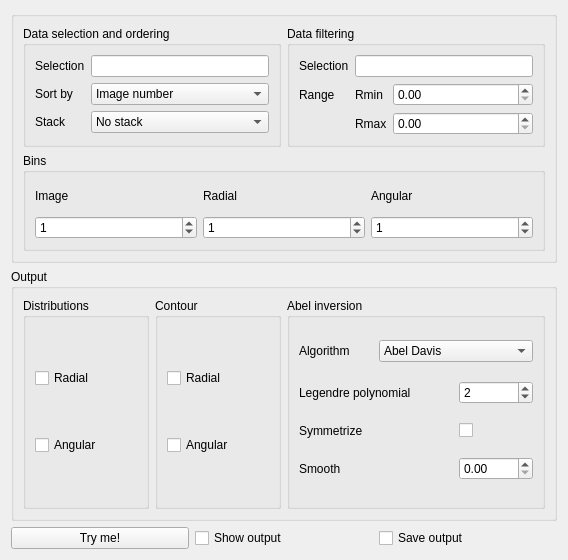
First picture: the form in VMI_toolbox.ui, repository Attolab/GUI_ToF, before the edit.
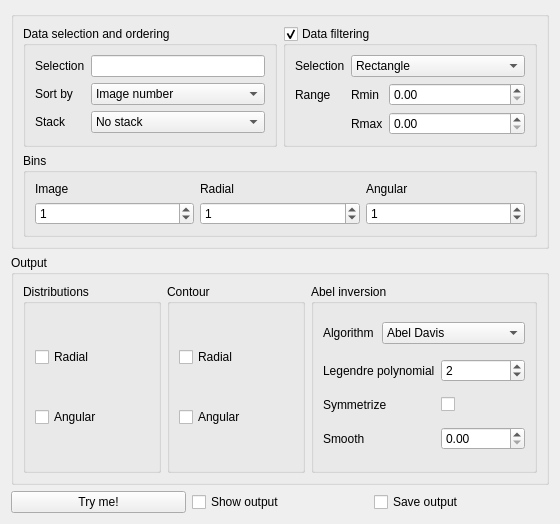
Second picture: the form after the edit.

Commit message: VMI toolbox

```diff
--- a/VMI_toolbox.ui
+++ b/VMI_toolbox.ui
@@ -6,8 +6,8 @@
    <rect>
     <x>0</x>
     <y>0</y>
-    <width>568</width>
-    <height>560</height>
+    <width>560</width>
+    <height>524</height>
    </rect>
   </property>
   <property name="sizePolicy">
@@ -18,8 +18,8 @@
   </property>
   <property name="minimumSize">
    <size>
-    <width>271</width>
-    <height>297</height>
+    <width>0</width>
+    <height>0</height>
    </size>
   </property>
   <property name="windowTitle">
@@ -29,7 +29,7 @@
    <item>
     <widget class="QGroupBox" name="groupBox_7">
      <property name="sizePolicy">
-      <sizepolicy hsizetype="Preferred" vsizetype="Minimum">
+      <sizepolicy hsizetype="Preferred" vsizetype="Preferred">
        <horstretch>0</horstretch>
        <verstretch>0</verstretch>
       </sizepolicy>
@@ -38,72 +38,79 @@
       <string/>
      </property>
      <layout class="QGridLayout" name="gridLayout_2">
-      <item row="0" column="0">
-       <widget class="QGroupBox" name="groupBox_2">
+      <item row="1" column="0" colspan="2">
+       <widget class="QGroupBox" name="groupBox_5">
         <property name="title">
-         <string>Data selection and ordering</string>
+         <string>Bins</string>
         </property>
-        <layout class="QFormLayout" name="formLayout_3">
+        <layout class="QGridLayout" name="gridLayout">
          <item row="0" column="0">
-          <widget class="QLabel" name="abel_inversion_sel_label_12">
+          <widget class="QLabel" name="imageBins_label">
            <property name="text">
-            <string>Selection</string>
+            <string>Image</string>
            </property>
           </widget>
          </item>
          <item row="0" column="1">
-          <widget class="QLineEdit" name="lineEdit"/>
+          <widget class="QLabel" name="radialBins_label">
+           <property name="text">
+            <string>Radial</string>
+           </property>
+          </widget>
+         </item>
+         <item row="0" column="2">
+          <widget class="QLabel" name="angularBins_label">
+           <property name="text">
+            <string>Angular</string>
+           </property>
+          </widget>
          </item>
          <item row="1" column="0">
-          <widget class="QLabel" name="abel_inversion_sel_label_5">
-           <property name="text">
-            <string>Sort by</string>
+          <widget class="QSpinBox" name="imageBins_spinBox">
+           <property name="sizePolicy">
+            <sizepolicy hsizetype="Expanding" vsizetype="Fixed">
+             <horstretch>0</horstretch>
+             <verstretch>0</verstretch>
+            </sizepolicy>
+           </property>
+           <property name="maximum">
+            <number>1000000000</number>
+           </property>
+           <property name="value">
+            <number>1</number>
            </property>
           </widget>
          </item>
          <item row="1" column="1">
-          <widget class="QComboBox" name="abel_inversion_sel_combobox_2">
-           <item>
-            <property name="text">
-             <string>Image number</string>
-            </property>
-           </item>
-           <item>
-            <property name="text">
-             <string>Parameter</string>
-            </property>
-           </item>
-           <item>
-            <property name="text">
-             <string>Time</string>
-            </property>
-           </item>
-          </widget>
-         </item>
-         <item row="2" column="0">
-          <widget class="QLabel" name="abel_inversion_sel_label_6">
-           <property name="text">
-            <string>Stack </string>
+          <widget class="QSpinBox" name="radialBins_spinBox">
+           <property name="sizePolicy">
+            <sizepolicy hsizetype="Expanding" vsizetype="Fixed">
+             <horstretch>0</horstretch>
+             <verstretch>0</verstretch>
+            </sizepolicy>
            </property>
+           <property name="maximum">
+            <number>1000000000</number>
+           </property>
+           <property name="value">
+            <number>1</number>
+           </property>
           </widget>
          </item>
-         <item row="2" column="1">
-          <widget class="QComboBox" name="abel_inversion_sel_combobox_3">
-           <item>
-            <property name="text">
-             <string>No stack</string>
-            </property>
-           </item>
-           <item>
-            <property name="text">
-             <string>Same parameter</string>
-            </property>
-           </item>
-           <item>
-            <property name="text">
-             <string>Stack all</string>
-            </property>
-           </item>
+         <item row="1" column="2">
+          <widget class="QSpinBox" name="angularBins_spinBox">
+           <property name="sizePolicy">
+            <sizepolicy hsizetype="Expanding" vsizetype="Fixed">
+             <horstretch>0</horstretch>
+             <verstretch>0</verstretch>
+            </sizepolicy>
+           </property>
+           <property name="maximum">
+            <number>1000000000</number>
+           </property>
+           <property name="value">
+            <number>1</number>
+           </property>
           </widget>
          </item>
         </layout>
@@ -111,112 +118,181 @@
       </item>
       <item row="0" column="1">
        <widget class="QGroupBox" name="groupBox_3">
+        <property name="enabled">
+         <bool>true</bool>
+        </property>
+        <property name="sizePolicy">
+         <sizepolicy hsizetype="Preferred" vsizetype="Preferred">
+          <horstretch>0</horstretch>
+          <verstretch>0</verstretch>
+         </sizepolicy>
+        </property>
         <property name="title">
          <string>Data filtering</string>
         </property>
+        <property name="checkable">
+         <bool>true</bool>
+        </property>
         <layout class="QFormLayout" name="formLayout_4">
          <item row="0" column="0">
-          <widget class="QLabel" name="abel_inversion_sel_label_13">
+          <widget class="QLabel" name="shapeFilter_label">
            <property name="text">
             <string>Selection</string>
            </property>
           </widget>
          </item>
-         <item row="0" column="1">
-          <widget class="QLineEdit" name="lineEdit_2"/>
-         </item>
-         <item row="1" column="0">
-          <widget class="QLabel" name="abel_inversion_sel_label_14">
+         <item row="2" column="0">
+          <widget class="QLabel" name="Range_label">
            <property name="text">
             <string>Range</string>
            </property>
           </widget>
          </item>
-         <item row="1" column="1">
+         <item row="2" column="1">
           <layout class="QFormLayout" name="formLayout_2">
            <property name="horizontalSpacing">
             <number>6</number>
            </property>
            <item row="0" column="0">
-            <widget class="QLabel" name="abel_inversion_sel_label_10">
+            <widget class="QLabel" name="Rmin_label">
              <property name="text">
               <string>Rmin</string>
              </property>
             </widget>
            </item>
            <item row="0" column="1">
-            <widget class="QDoubleSpinBox" name="doubleSpinBox_2"/>
+            <widget class="QDoubleSpinBox" name="Rmin_doubleSpinBox">
+             <property name="sizePolicy">
+              <sizepolicy hsizetype="Expanding" vsizetype="Fixed">
+               <horstretch>0</horstretch>
+               <verstretch>0</verstretch>
+              </sizepolicy>
+             </property>
+             <property name="maximum">
+              <double>1000000.000000000000000</double>
+             </property>
+            </widget>
            </item>
            <item row="1" column="0">
-            <widget class="QLabel" name="abel_inversion_sel_label_11">
+            <widget class="QLabel" name="Rmax_label">
              <property name="text">
               <string>Rmax</string>
              </property>
             </widget>
            </item>
            <item row="1" column="1">
-            <widget class="QDoubleSpinBox" name="doubleSpinBox_3"/>
+            <widget class="QDoubleSpinBox" name="Rmax_doubleSpinBox">
+             <property name="sizePolicy">
+              <sizepolicy hsizetype="Expanding" vsizetype="Fixed">
+               <horstretch>0</horstretch>
+               <verstretch>0</verstretch>
+              </sizepolicy>
+             </property>
+             <property name="maximum">
+              <double>1000000.000000000000000</double>
+             </property>
+            </widget>
            </item>
           </layout>
          </item>
+         <item row="0" column="1">
+          <widget class="QComboBox" name="shapeFilter_comboBox">
+           <property name="maxCount">
+            <number>10</number>
+           </property>
+           <item>
+            <property name="text">
+             <string>Rectangle</string>
+            </property>
+           </item>
+           <item>
+            <property name="text">
+             <string>Ellipse</string>
+            </property>
+           </item>
+          </widget>
+         </item>
         </layout>
        </widget>
       </item>
-      <item row="1" column="0" colspan="2">
-       <widget class="QGroupBox" name="groupBox_5">
+      <item row="0" column="0">
+       <widget class="QGroupBox" name="groupBox_2">
+        <property name="sizePolicy">
+         <sizepolicy hsizetype="Preferred" vsizetype="Preferred">
+          <horstretch>0</horstretch>
+          <verstretch>0</verstretch>
+         </sizepolicy>
+        </property>
         <property name="title">
-         <string>Bins</string>
+         <string>Data selection and ordering</string>
         </property>
-        <layout class="QGridLayout" name="gridLayout">
+        <layout class="QFormLayout" name="formLayout_3">
          <item row="0" column="0">
-          <widget class="QLabel" name="abel_inversion_sel_label_7">
+          <widget class="QLabel" name="dataSelection_label">
            <property name="text">
-            <string>Image</string>
+            <string>Selection</string>
            </property>
           </widget>
          </item>
          <item row="0" column="1">
-          <widget class="QLabel" name="abel_inversion_sel_label_8">
-           <property name="text">
-            <string>Radial</string>
-           </property>
-          </widget>
-         </item>
-         <item row="0" column="2">
-          <widget class="QLabel" name="abel_inversion_sel_label_9">
-           <property name="text">
-            <string>Angular</string>
-           </property>
-          </widget>
+          <widget class="QLineEdit" name="dataSelection_lineEdit"/>
          </item>
          <item row="1" column="0">
-          <widget class="QSpinBox" name="spinBox">
-           <property name="maximum">
-            <number>1000000000</number>
-           </property>
-           <property name="value">
-            <number>1</number>
+          <widget class="QLabel" name="dataSorting_label">
+           <property name="text">
+            <string>Sort by</string>
            </property>
           </widget>
          </item>
          <item row="1" column="1">
-          <widget class="QSpinBox" name="spinBox_2">
-           <property name="maximum">
-            <number>1000000000</number>
+          <widget class="QComboBox" name="dataSorting_comboBox">
+           <property name="maxCount">
+            <number>10</number>
            </property>
-           <property name="value">
-            <number>1</number>
+           <item>
+            <property name="text">
+             <string>Image number</string>
+            </property>
+           </item>
+           <item>
+            <property name="text">
+             <string>Parameter</string>
+            </property>
+           </item>
+           <item>
+            <property name="text">
+             <string>Time</string>
+            </property>
+           </item>
+          </widget>
+         </item>
+         <item row="2" column="0">
+          <widget class="QLabel" name="dataStacking_label">
+           <property name="text">
+            <string>Stack </string>
            </property>
           </widget>
          </item>
-         <item row="1" column="2">
-          <widget class="QSpinBox" name="spinBox_3">
-           <property name="maximum">
-            <number>1000000000</number>
+         <item row="2" column="1">
+          <widget class="QComboBox" name="dataStacking_comboBox">
+           <property name="maxCount">
+            <number>10</number>
            </property>
-           <property name="value">
-            <number>1</number>
-           </property>
+           <item>
+            <property name="text">
+             <string>No stack</string>
+            </property>
+           </item>
+           <item>
+            <property name="text">
+             <string>Same parameter</string>
+            </property>
+           </item>
+           <item>
+            <property name="text">
+             <string>Stack all</string>
+            </property>
+           </item>
           </widget>
          </item>
         </layout>
@@ -230,56 +306,52 @@
      <property name="title">
       <string>Output</string>
      </property>
-     <layout class="QHBoxLayout" name="horizontalLayout_2">
+     <layout class="QHBoxLayout" name="horizontalLayout">
       <item>
-       <layout class="QHBoxLayout" name="horizontalLayout">
-        <item>
-         <widget class="QGroupBox" name="groupBox_4">
-          <property name="title">
-           <string>Distributions</string>
-          </property>
-          <layout class="QVBoxLayout" name="verticalLayout">
-           <item>
-            <widget class="QCheckBox" name="checkBox_3">
-             <property name="text">
-              <string>Radial</string>
-             </property>
-            </widget>
-           </item>
-           <item>
-            <widget class="QCheckBox" name="checkBox_4">
-             <property name="text">
-              <string>Angular</string>
-             </property>
-            </widget>
-           </item>
-          </layout>
-         </widget>
-        </item>
-        <item>
-         <widget class="QGroupBox" name="groupBox_6">
-          <property name="title">
-           <string>Contour</string>
-          </property>
-          <layout class="QVBoxLayout" name="verticalLayout_2">
-           <item>
-            <widget class="QCheckBox" name="checkBox_5">
-             <property name="text">
-              <string>Radial</string>
-             </property>
-            </widget>
-           </item>
-           <item>
-            <widget class="QCheckBox" name="checkBox_6">
-             <property name="text">
-              <string>Angular</string>
-             </property>
-            </widget>
-           </item>
-          </layout>
-         </widget>
-        </item>
-       </layout>
+       <widget class="QGroupBox" name="groupBox_4">
+        <property name="title">
+         <string>Distributions</string>
+        </property>
+        <layout class="QVBoxLayout" name="verticalLayout">
+         <item>
+          <widget class="QCheckBox" name="radialDistributions_checkBox">
+           <property name="text">
+            <string>Radial</string>
+           </property>
+          </widget>
+         </item>
+         <item>
+          <widget class="QCheckBox" name="angularDistributions_checkBox">
+           <property name="text">
+            <string>Angular</string>
+           </property>
+          </widget>
+         </item>
+        </layout>
+       </widget>
+      </item>
+      <item>
+       <widget class="QGroupBox" name="groupBox_6">
+        <property name="title">
+         <string>Contour</string>
+        </property>
+        <layout class="QVBoxLayout" name="verticalLayout_2">
+         <item>
+          <widget class="QCheckBox" name="angularContour_checkBox">
+           <property name="text">
+            <string>Radial</string>
+           </property>
+          </widget>
+         </item>
+         <item>
+          <widget class="QCheckBox" name="radialContour_checkBox">
+           <property name="text">
+            <string>Angular</string>
+           </property>
+          </widget>
+         </item>
+        </layout>
+       </widget>
       </item>
       <item>
        <widget class="QGroupBox" name="groupBox">
@@ -295,7 +367,22 @@
           </widget>
          </item>
          <item row="0" column="1" colspan="2">
-          <widget class="QComboBox" name="abel_inversion_sel_combobox">
+          <widget class="QComboBox" name="abelInversion_comboBox">
+           <property name="sizePolicy">
+            <sizepolicy hsizetype="Minimum" vsizetype="Fixed">
+             <horstretch>0</horstretch>
+             <verstretch>0</verstretch>
+            </sizepolicy>
+           </property>
+           <property name="inputMethodHints">
+            <set>Qt::ImhNone</set>
+           </property>
+           <property name="maxCount">
+            <number>10</number>
+           </property>
+           <property name="sizeAdjustPolicy">
+            <enum>QComboBox::AdjustToContentsOnFirstShow</enum>
+           </property>
            <item>
             <property name="text">
              <string>Abel Davis</string>
@@ -341,7 +428,13 @@
           </widget>
          </item>
          <item row="1" column="2">
-          <widget class="QSpinBox" name="spinBox_4">
+          <widget class="QSpinBox" name="abelLegendre_spinBox">
+           <property name="sizePolicy">
+            <sizepolicy hsizetype="Minimum" vsizetype="Fixed">
+             <horstretch>0</horstretch>
+             <verstretch>0</verstretch>
+            </sizepolicy>
+           </property>
            <property name="maximum">
             <number>1000000000</number>
            </property>
@@ -361,10 +454,13 @@
           </widget>
          </item>
          <item row="2" column="2">
-          <widget class="QCheckBox" name="checkBox_7">
+          <widget class="QCheckBox" name="abelSymmetrize_checkBox">
            <property name="text">
             <string/>
            </property>
+           <property name="tristate">
+            <bool>false</bool>
+           </property>
           </widget>
          </item>
          <item row="3" column="0">
@@ -375,7 +471,17 @@
           </widget>
          </item>
          <item row="3" column="2">
-          <widget class="QDoubleSpinBox" name="doubleSpinBox_4"/>
+          <widget class="QDoubleSpinBox" name="abelSmooth_doubleSpinBox">
+           <property name="sizePolicy">
+            <sizepolicy hsizetype="Minimum" vsizetype="Fixed">
+             <horstretch>0</horstretch>
+             <verstretch>0</verstretch>
+            </sizepolicy>
+           </property>
+           <property name="maximum">
+            <double>1000000.000000000000000</double>
+           </property>
+          </widget>
          </item>
         </layout>
        </widget>
@@ -386,21 +492,21 @@
    <item>
     <layout class="QHBoxLayout" name="horizontalLayout_3">
      <item>
-      <widget class="QPushButton" name="pushButton">
+      <widget class="QPushButton" name="go_pushButton">
        <property name="text">
         <string>Try me!</string>
        </property>
       </widget>
      </item>
      <item>
-      <widget class="QCheckBox" name="checkBox">
+      <widget class="QCheckBox" name="showOutput_checkBox">
        <property name="text">
         <string>Show output</string>
        </property>
       </widget>
      </item>
      <item>
-      <widget class="QCheckBox" name="checkBox_2">
+      <widget class="QCheckBox" name="saveOutput_checkBox">
        <property name="text">
         <string>Save output</string>
        </property>
```
The commit also changes 5 other files.
